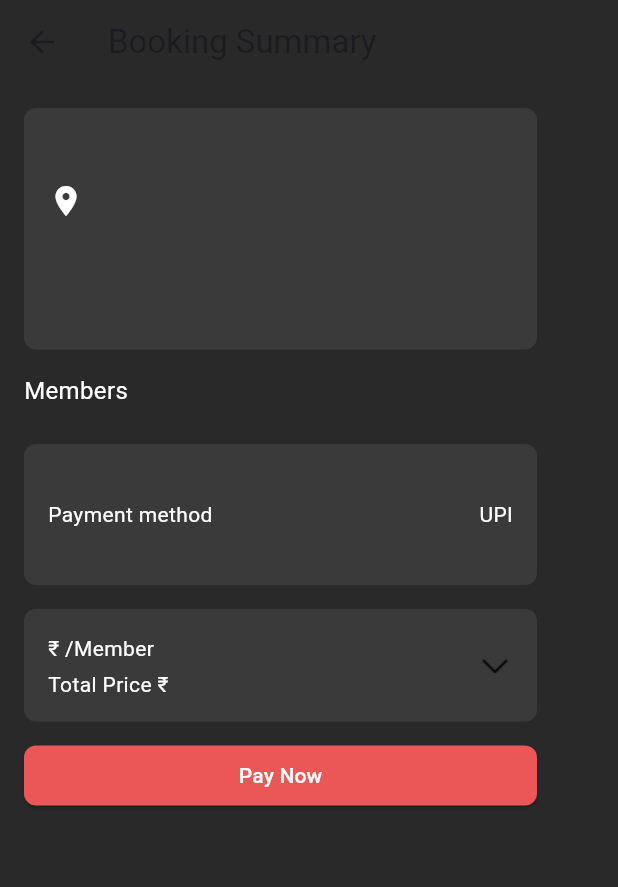
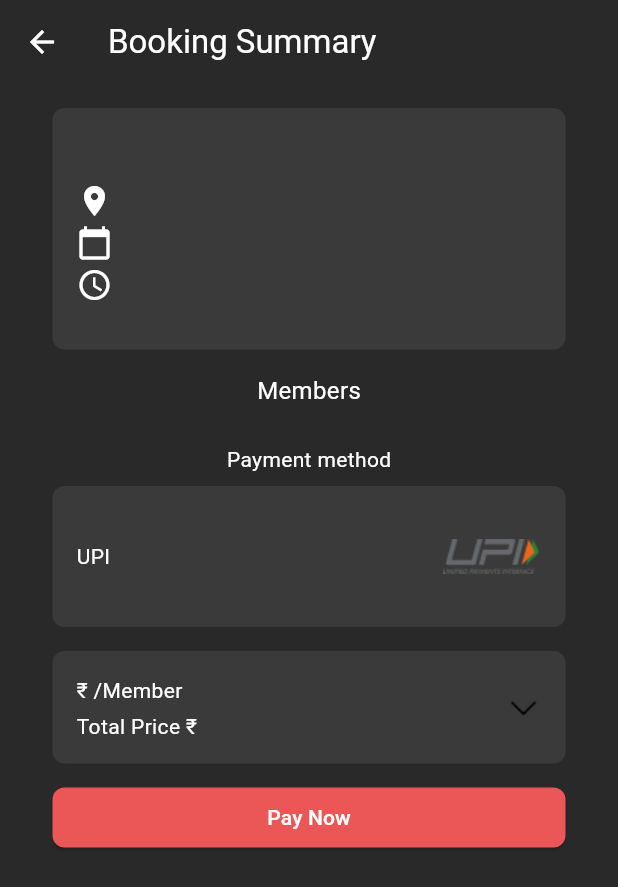
Before and after one commit to KrtiinSharma/nido_app, a Flutter app: the BookingSummaryScreen screen opened directly with empty values, on a phone screen of 412 x 824 dp. Shown: the top 887 px of the screen. Run offline on Flutter 3.47's test engine with Material 3 defaults, Android fonts, the phone set to English and light mode, and no system bars; our stand-ins replace image_picker; missing offline and left inert: barcode_scan2.

Commit message:
booking screen changes

```diff
--- a/lib/tour_details.dart
+++ b/lib/tour_details.dart
@@ -432,13 +432,21 @@ class BookingSummaryScreen extends StatelessWidget {
     return Scaffold(
       backgroundColor: const Color(0xFF292929),
       appBar: AppBar(
-        title: const Text('Booking Summary'),
+        title: const Text('Booking Summary',
+            style: TextStyle(color: Colors.white)),
         backgroundColor: const Color(0xFF292929),
+        leading: IconButton(
+          icon: const Icon(Icons.arrow_back, color: Colors.white),
+          onPressed: () {
+            Navigator.pop(context);
+          },
         ),
-      body: Padding(
+      ),
+      body: Center(
+        child: Padding(
           padding: const EdgeInsets.all(16.0),
           child: Column(
-          crossAxisAlignment: CrossAxisAlignment.start,
+            crossAxisAlignment: CrossAxisAlignment.center,
             children: [
               // Tour Details Box
               Container(
@@ -468,14 +476,26 @@ class BookingSummaryScreen extends StatelessWidget {
                       ],
                     ),
                     const SizedBox(height: 4),
+                    Row(
+                      children: [
+                        const Icon(Icons.calendar_today, color: Colors.white),
+                        const SizedBox(width: 4),
                         Text(
                           date,
                           style: const TextStyle(color: Colors.white),
                         ),
+                      ],
+                    ),
                     const SizedBox(height: 4),
+                    Row(
+                      children: [
+                        const Icon(Icons.access_time, color: Colors.white),
+                        const SizedBox(width: 4),
                         Text(
                           duration,
                           style: const TextStyle(color: Colors.white),
+                        ),
+                      ],
                     ),
                   ],
                 ),
@@ -491,11 +511,13 @@ class BookingSummaryScreen extends StatelessWidget {
               Column(
                 children: memberNames.map((name) {
                   return Container(
+                    width: 342,
+                    height: 50,
                     margin: const EdgeInsets.only(bottom: 8),
-                  child: Row(
+                    child: Stack(
+                      alignment: Alignment.centerRight,
                       children: [
-                      Expanded(
-                        child: TextField(
+                        TextField(
                           controller: TextEditingController(text: name),
                           decoration: InputDecoration(
                             filled: true,
@@ -504,15 +526,18 @@ class BookingSummaryScreen extends StatelessWidget {
                               borderRadius: BorderRadius.circular(8),
                               borderSide: BorderSide.none,
                             ),
+                            contentPadding: const EdgeInsets.only(right: 40),
                           ),
                           style: const TextStyle(color: Colors.white),
                         ),
-                      ),
-                      IconButton(
+                        Positioned(
+                          right: 8,
+                          child: IconButton(
                             icon: Image.asset('lib/images/X.png', height: 24),
                             onPressed: () {
                               // Logic to remove member
                             },
+                          ),
                         ),
                       ],
                     ),
@@ -522,6 +547,11 @@ class BookingSummaryScreen extends StatelessWidget {
               const SizedBox(height: 16),
 
               // Payment Method Box
+              const Text(
+                'Payment method',
+                style: TextStyle(color: Colors.white),
+              ),
+              const SizedBox(height: 8),
               Container(
                 width: 342,
                 height: 94,
@@ -534,13 +564,10 @@ class BookingSummaryScreen extends StatelessWidget {
                   mainAxisAlignment: MainAxisAlignment.spaceBetween,
                   children: [
                     const Text(
-                    'Payment method',
-                    style: TextStyle(color: Colors.white),
-                  ),
-                  const Text(
                       'UPI',
                       style: TextStyle(color: Colors.white),
                     ),
+                    Image.asset('lib/images/UPI.png', height: 24),
                   ],
                 ),
               ),
@@ -572,8 +599,7 @@ class BookingSummaryScreen extends StatelessWidget {
                         ),
                       ],
                     ),
-                  Image.asset('lib/images/CaretDown.png',
-                      height: 24), // Carrot down icon
+                    Image.asset('lib/images/CaretDown.png', height: 24),
                   ],
                 ),
               ),
@@ -602,6 +628,7 @@ class BookingSummaryScreen extends StatelessWidget {
             ],
           ),
         ),
+      ),
     );
   }
 }
```
Lines whose indentation alone changed are shown as unchanged.
